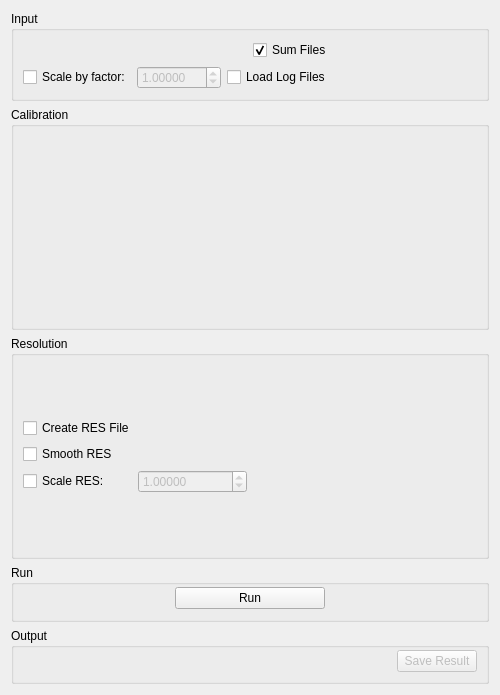
Qt form qt/scientific_interfaces/Indirect/ISISCalibration.ui (mantidproject/mantid) before a commit.
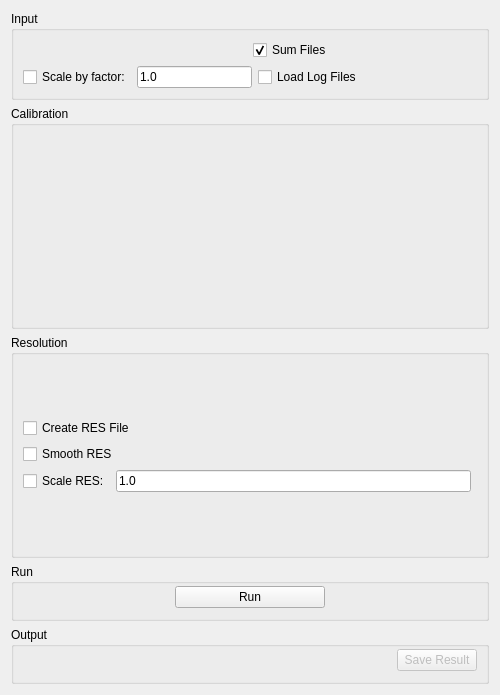
The same form after that commit. Custom widgets are drawn as their Qt base class.

Commit message:
Replace ScaleFactor for ISISCorrections with lineedit
This commit remplaces the spinbox for scale factors in ISISCalibration with a line edit, this removes the limit on values that can be used.

re: #33413

```diff
--- a/qt/scientific_interfaces/Indirect/ISISCalibration.ui
+++ b/qt/scientific_interfaces/Indirect/ISISCalibration.ui
@@ -74,21 +74,9 @@
          </widget>
         </item>
         <item>
-         <widget class="QDoubleSpinBox" name="spScale">
-          <property name="enabled">
-           <bool>false</bool>
-          </property>
-          <property name="decimals">
-           <number>5</number>
-          </property>
-          <property name="maximum">
-           <double>999.990000000000009</double>
-          </property>
-          <property name="singleStep">
-           <double>0.100000000000000</double>
-          </property>
-          <property name="value">
-           <double>1.000000000000000</double>
+         <widget class="QLineEdit" name="leScale">
+          <property name="text">
+           <string>1.0</string>
           </property>
          </widget>
         </item>
@@ -263,21 +251,9 @@
               </widget>
              </item>
              <item row="2" column="1">
-              <widget class="QDoubleSpinBox" name="spResolutionScale">
-               <property name="enabled">
-                <bool>false</bool>
-               </property>
-               <property name="decimals">
-                <number>5</number>
-               </property>
-               <property name="maximum">
-                <double>999.990000000000009</double>
-               </property>
-               <property name="singleStep">
-                <double>0.100000000000000</double>
-               </property>
-               <property name="value">
-                <double>1.000000000000000</double>
+              <widget class="QLineEdit" name="leResolutionScale">
+               <property name="text">
+                <string>1.0</string>
                </property>
               </widget>
              </item>
```
Left out of the diff: 35 changed lines with no effect on the pictures. The commit also changes 1 other file.
